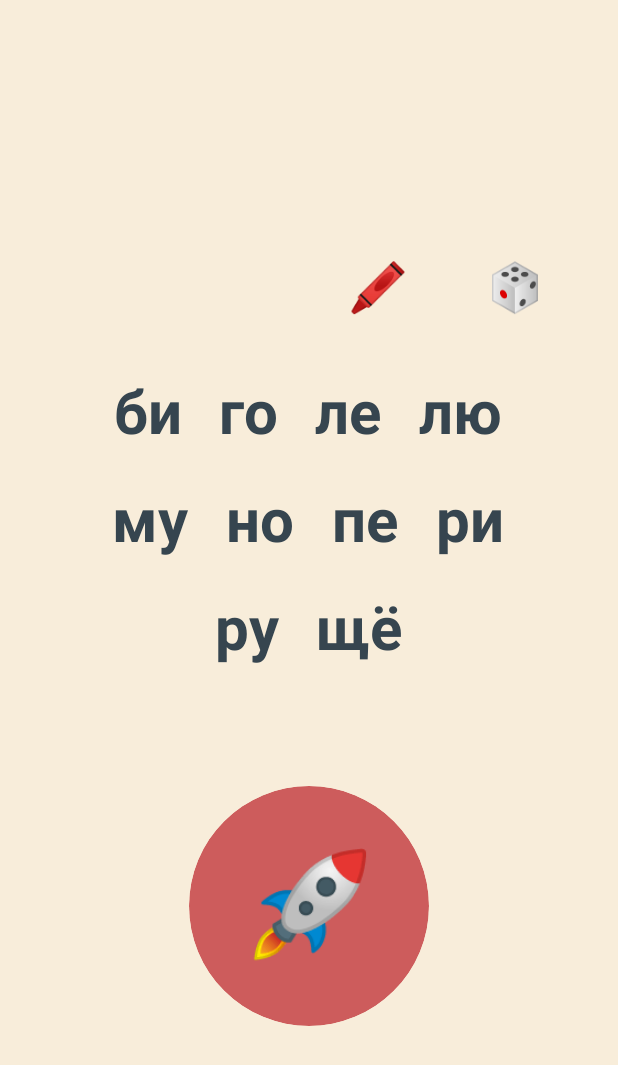
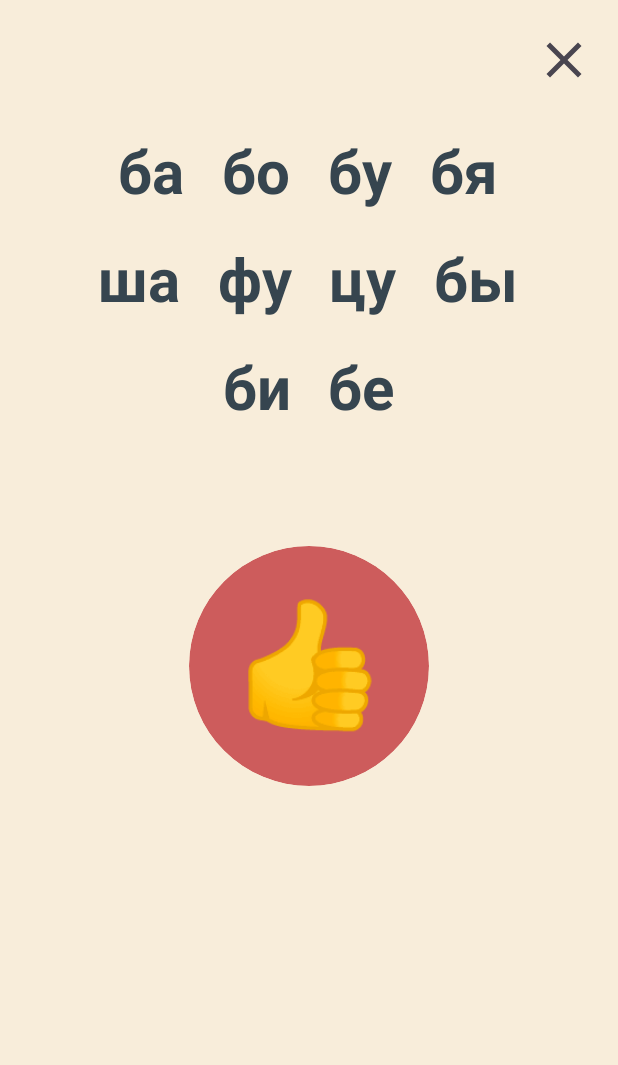
Before and after one commit to padymont/rusread, an Android app built with Jetpack Compose: the screen it shows after launch (MainActivity), after a tap on an icon or button, on a phone screen of 412 x 824 dp. Shown: the top 1065 px of the screen. Run offline under Robolectric (Android 15) with nearby library versions, the phone set to English and light mode, and no system bars; our stand-ins replace Dagger/Hilt's generated code, Room's generated code.

Commit message:
added ManualListScreen

```diff
--- a/app/src/main/java/com/padym/rusread/compose/Composables.kt
+++ b/app/src/main/java/com/padym/rusread/compose/Composables.kt
@@ -1,7 +1,11 @@
 package com.padym.rusread.compose
 
+import androidx.compose.foundation.layout.Arrangement
 import androidx.compose.foundation.layout.Box
+import androidx.compose.foundation.layout.ExperimentalLayoutApi
+import androidx.compose.foundation.layout.FlowRow
 import androidx.compose.foundation.layout.fillMaxWidth
+import androidx.compose.foundation.layout.heightIn
 import androidx.compose.foundation.layout.padding
 import androidx.compose.foundation.layout.size
 import androidx.compose.foundation.shape.CircleShape
@@ -39,5 +43,21 @@ fun EmojiRoundButton(text: String, onButtonClick: () -> Unit) {
             )
         }
     }
+}
 
+@OptIn(ExperimentalLayoutApi::class)
+@Composable
+fun SelectionSyllablesRow(selection: Set<String>, onClick: () -> Unit) {
+    FlowRow(
+        modifier = Modifier
+            .fillMaxWidth()
+            .padding(horizontal = 32.dp)
+            .heightIn(min = 268.dp)
+            .padding(bottom = 48.dp),
+        horizontalArrangement = Arrangement.Center
+    ) {
+        selection.forEach { syllable ->
+            SingleSyllableClickable(text = syllable, onClick = onClick)
+        }
+    }
 }
--- /dev/null
+++ b/app/src/main/java/com/padym/rusread/compose/ManualListScreen.kt
@@ -0,0 +1,50 @@
+package com.padym.rusread.compose
+
+import androidx.compose.foundation.layout.Column
+import androidx.compose.foundation.layout.padding
+import androidx.compose.material3.Scaffold
+import androidx.compose.runtime.Composable
+import androidx.compose.ui.Modifier
+import androidx.compose.ui.tooling.preview.Preview
+import androidx.hilt.navigation.compose.hiltViewModel
+import androidx.navigation.NavHostController
+import com.padym.rusread.ui.theme.RusreadTheme
+import com.padym.rusread.viewmodels.ManualListViewModel
+
+@Composable
+fun ManualListScreen(navController: NavHostController) {
+    val viewModel: ManualListViewModel = hiltViewModel()
+    val chosenSyllables = listOf("ба", "бо", "бу", "бя", "ша", "фу", "цу", "бы", "би", "бе").toSet()
+
+    Scaffold(
+        topBar = {
+            SimpleCloseTopAppBar() { navController.popBackStack() }
+        }
+    ) { paddingValues ->
+        Column(Modifier.padding(paddingValues)) {
+            SelectionSyllablesRow(chosenSyllables) {}
+            EmojiRoundButton(text = "👍") {
+                navController.popBackStack()
+            }
+        }
+    }
+}
+
+@Preview(showBackground = true)
+@Composable
+fun ManualListScreenPreview() {
+    val chosenSyllables = listOf("ба", "бо", "бу", "бя", "ша", "фу", "цу", "бы", "би", "бе").toSet()
+
+    RusreadTheme {
+        Scaffold(
+            topBar = {
+                SimpleCloseTopAppBar() {  }
+            }
+        ) { paddingValues ->
+            Column(Modifier.padding(paddingValues)) {
+                SelectionSyllablesRow(chosenSyllables) {}
+                EmojiRoundButton(text = "👍") {}
+            }
+        }
+    }
+}
--- a/app/src/main/java/com/padym/rusread/compose/RusreadApp.kt
+++ b/app/src/main/java/com/padym/rusread/compose/RusreadApp.kt
@@ -26,5 +26,8 @@ fun RusreadNavHost(navController: NavHostController) {
         composable(Screen.Game.route) {
             GameScreen(navController)
         }
+        composable(Screen.ManualList.route) {
+            ManualListScreen(navController)
+        }
     }
 }
--- a/app/src/main/java/com/padym/rusread/compose/Screen.kt
+++ b/app/src/main/java/com/padym/rusread/compose/Screen.kt
@@ -4,4 +4,6 @@ sealed class Screen(val route: String) {
     data object Start : Screen("start")
 
     data object Game : Screen("game")
+
+    data object ManualList : Screen("manual_list")
 }
--- a/app/src/main/java/com/padym/rusread/compose/StartScreen.kt
+++ b/app/src/main/java/com/padym/rusread/compose/StartScreen.kt
@@ -3,12 +3,9 @@ package com.padym.rusread.compose
 import androidx.compose.foundation.BorderStroke
 import androidx.compose.foundation.layout.Arrangement
 import androidx.compose.foundation.layout.Column
-import androidx.compose.foundation.layout.ExperimentalLayoutApi
-import androidx.compose.foundation.layout.FlowRow
 import androidx.compose.foundation.layout.PaddingValues
 import androidx.compose.foundation.layout.Row
 import androidx.compose.foundation.layout.fillMaxWidth
-import androidx.compose.foundation.layout.heightIn
 import androidx.compose.foundation.layout.padding
 import androidx.compose.foundation.layout.size
 import androidx.compose.foundation.shape.CircleShape
@@ -44,7 +41,7 @@ fun StartScreen(navController: NavHostController) {
                 isNextSelectionEnabled = !viewModel.isFirstGroup,
                 previousSelectionAction = { viewModel.selectPreviousGroup() },
                 nextSelectionAction = { viewModel.selectNextGroup() },
-                createSelectionAction = {},
+                createSelectionAction = { navController.navigate(Screen.ManualList.route) },
                 randomSelectionAction = { viewModel.generateGroup() }
             )
             SelectionSyllablesRow(viewModel.currentGroup.list) {}
@@ -122,26 +119,9 @@ fun SelectionActionRow(
     }
 }
 
-@OptIn(ExperimentalLayoutApi::class)
-@Composable
-fun SelectionSyllablesRow(selection: Set<String>, onClick: () -> Unit) {
-    FlowRow(
-        modifier = Modifier
-            .fillMaxWidth()
-            .padding(horizontal = 32.dp)
-            .heightIn(min = 268.dp)
-            .padding(bottom = 48.dp),
-        horizontalArrangement = Arrangement.Center
-    ) {
-        selection.forEach { syllable ->
-            SingleSyllableClickable(text = syllable, onClick = onClick)
-        }
-    }
-}
-
 @Preview(showBackground = true)
 @Composable
-fun NewGameScreenPreview() {
+fun StartScreenPreview() {
     val chosenSyllables = listOf("ба", "бо", "бу", "бя", "ша", "фу", "цу", "бы", "би", "бе").toSet()
 
     RusreadTheme {
--- /dev/null
+++ b/app/src/main/java/com/padym/rusread/viewmodels/ManualListViewModel.kt
@@ -0,0 +1,11 @@
+package com.padym.rusread.viewmodels
+
+import androidx.lifecycle.ViewModel
+import com.padym.rusread.data.SyllableListDao
+import dagger.hilt.android.lifecycle.HiltViewModel
+import javax.inject.Inject
+
+@HiltViewModel
+class ManualListViewModel @Inject constructor(
+    private val dao: SyllableListDao
+) : ViewModel() {}
```
